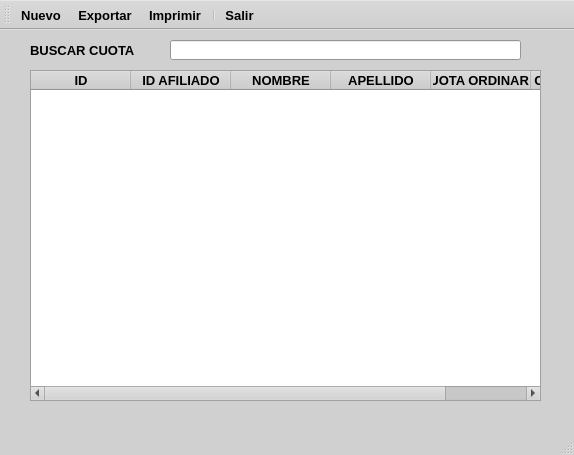
Old version of the form ui/lista_cuotas.ui in the repository EdwardsBC/SutrakomaqV2.
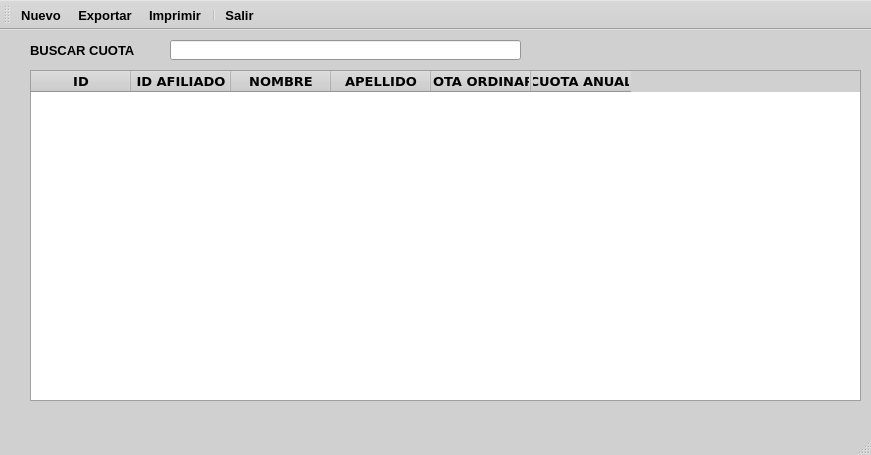
New version of the form. Icons and pictures are not drawn.

Patch:
```diff
--- a/ui/lista_cuotas.ui
+++ b/ui/lista_cuotas.ui
@@ -6,7 +6,7 @@
    <rect>
     <x>0</x>
     <y>0</y>
-    <width>574</width>
+    <width>871</width>
     <height>455</height>
    </rect>
   </property>
@@ -490,10 +490,17 @@
      <rect>
       <x>30</x>
       <y>40</y>
-      <width>511</width>
+      <width>831</width>
       <height>331</height>
      </rect>
     </property>
+    <property name="font">
+     <font>
+      <family>Verdana</family>
+      <pointsize>10</pointsize>
+      <bold>true</bold>
+     </font>
+    </property>
     <column>
      <property name="text">
       <string>ID</string>
```
Left out of the diff: 20 changed lines with no effect on the pictures.
